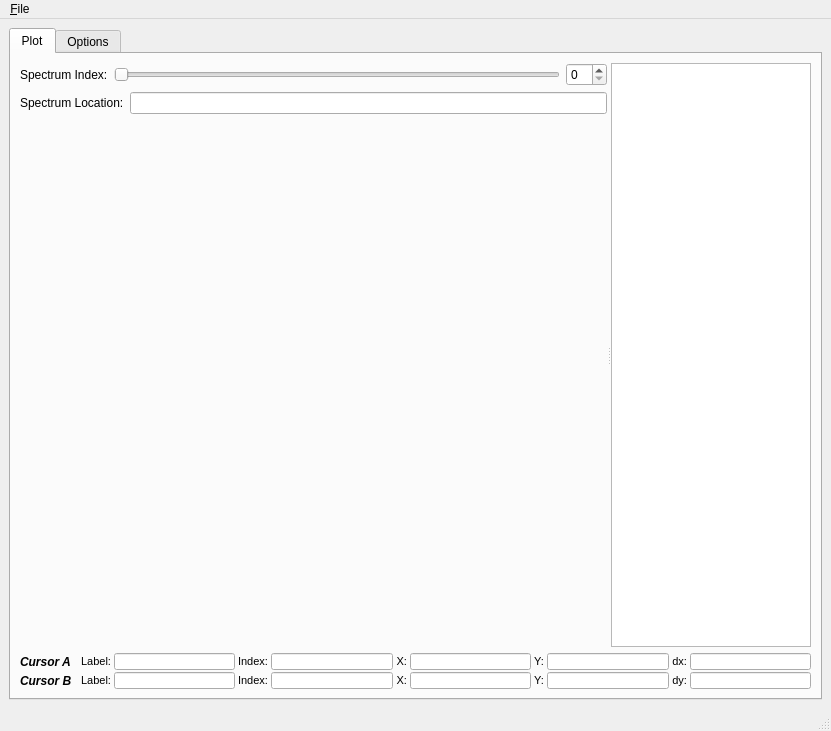
mfitzp/toolz, file SimpleView/main.ui: the form before one commit.
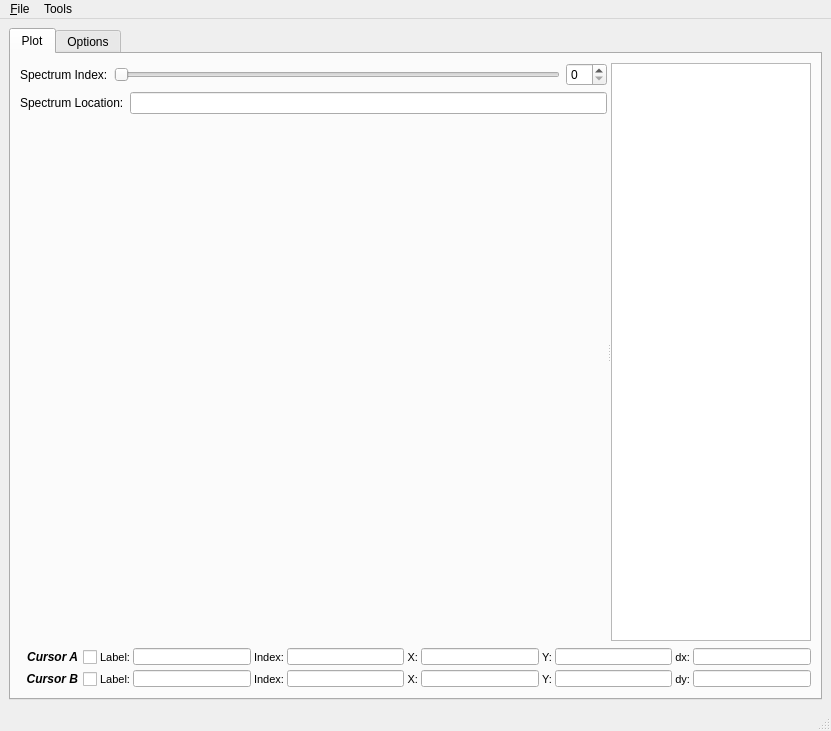
The form after the commit. Icons and pictures are not drawn. Custom widgets are drawn as their Qt base class.

Diff of the .ui file:
```diff
--- a/SimpleView/main.ui
+++ b/SimpleView/main.ui
@@ -99,7 +99,7 @@
           <property name="verticalSpacing" >
            <number>2</number>
           </property>
-          <item row="0" column="2" >
+          <item row="0" column="3" >
            <widget class="QLineEdit" name="cALabelLE" >
             <property name="maximumSize" >
              <size>
@@ -117,7 +117,7 @@
             </property>
            </widget>
           </item>
-          <item row="0" column="4" >
+          <item row="0" column="5" >
            <widget class="QLineEdit" name="cAIndexLE" >
             <property name="maximumSize" >
              <size>
@@ -138,7 +138,7 @@
             </property>
            </widget>
           </item>
-          <item row="0" column="6" >
+          <item row="0" column="7" >
            <widget class="QLineEdit" name="cA_XLE" >
             <property name="maximumSize" >
              <size>
@@ -156,7 +156,7 @@
             </property>
            </widget>
           </item>
-          <item row="0" column="8" >
+          <item row="0" column="9" >
            <widget class="QLineEdit" name="cA_YLE" >
             <property name="maximumSize" >
              <size>
@@ -174,7 +174,7 @@
             </property>
            </widget>
           </item>
-          <item row="1" column="2" >
+          <item row="1" column="3" >
            <widget class="QLineEdit" name="cBLabelLE" >
             <property name="maximumSize" >
              <size>
@@ -192,7 +192,7 @@
             </property>
            </widget>
           </item>
-          <item row="1" column="4" >
+          <item row="1" column="5" >
            <widget class="QLineEdit" name="cBIndexLE" >
             <property name="maximumSize" >
              <size>
@@ -210,7 +210,7 @@
             </property>
            </widget>
           </item>
-          <item row="1" column="6" >
+          <item row="1" column="7" >
            <widget class="QLineEdit" name="cB_XLE" >
             <property name="maximumSize" >
              <size>
@@ -228,7 +228,7 @@
             </property>
            </widget>
           </item>
-          <item row="1" column="8" >
+          <item row="1" column="9" >
            <widget class="QLineEdit" name="cB_YLE" >
             <property name="maximumSize" >
              <size>
@@ -246,7 +246,7 @@
             </property>
            </widget>
           </item>
-          <item row="0" column="1" >
+          <item row="0" column="2" >
            <widget class="QLabel" name="label_3" >
             <property name="font" >
              <font>
@@ -261,7 +261,7 @@
             </property>
            </widget>
           </item>
-          <item row="1" column="1" >
+          <item row="1" column="2" >
            <widget class="QLabel" name="label_4" >
             <property name="font" >
              <font>
@@ -276,7 +276,7 @@
             </property>
            </widget>
           </item>
-          <item row="0" column="3" >
+          <item row="0" column="4" >
            <widget class="QLabel" name="label_5" >
             <property name="font" >
              <font>
@@ -291,7 +291,7 @@
             </property>
            </widget>
           </item>
-          <item row="0" column="5" >
+          <item row="0" column="6" >
            <widget class="QLabel" name="label_6" >
             <property name="font" >
              <font>
@@ -306,7 +306,7 @@
             </property>
            </widget>
           </item>
-          <item row="0" column="7" >
+          <item row="0" column="8" >
            <widget class="QLabel" name="label_7" >
             <property name="font" >
              <font>
@@ -321,7 +321,7 @@
             </property>
            </widget>
           </item>
-          <item row="1" column="3" >
+          <item row="1" column="4" >
            <widget class="QLabel" name="label_8" >
             <property name="font" >
              <font>
@@ -336,7 +336,7 @@
             </property>
            </widget>
           </item>
-          <item row="1" column="5" >
+          <item row="1" column="6" >
            <widget class="QLabel" name="label_9" >
             <property name="font" >
              <font>
@@ -351,7 +351,7 @@
             </property>
            </widget>
           </item>
-          <item row="1" column="7" >
+          <item row="1" column="8" >
            <widget class="QLabel" name="label_10" >
             <property name="font" >
              <font>
@@ -366,7 +366,7 @@
             </property>
            </widget>
           </item>
-          <item row="0" column="9" >
+          <item row="0" column="10" >
            <widget class="QLabel" name="label_11" >
             <property name="font" >
              <font>
@@ -381,7 +381,7 @@
             </property>
            </widget>
           </item>
-          <item row="1" column="9" >
+          <item row="1" column="10" >
            <widget class="QLabel" name="label_12" >
             <property name="font" >
              <font>
@@ -396,7 +396,7 @@
             </property>
            </widget>
           </item>
-          <item row="0" column="10" >
+          <item row="0" column="11" >
            <widget class="QLineEdit" name="dxLE" >
             <property name="maximumSize" >
              <size>
@@ -414,7 +414,7 @@
             </property>
            </widget>
           </item>
-          <item row="1" column="10" >
+          <item row="1" column="11" >
            <widget class="QLineEdit" name="dyLE" >
             <property name="maximumSize" >
              <size>
@@ -433,30 +433,40 @@
            </widget>
           </item>
           <item row="0" column="0" >
-           <widget class="QLabel" name="label_13" >
+           <widget class="QCheckBox" name="cursACB" >
             <property name="font" >
              <font>
+              <family>Arial</family>
+              <pointsize>9</pointsize>
               <weight>75</weight>
               <italic>true</italic>
               <bold>true</bold>
              </font>
             </property>
+            <property name="layoutDirection" >
+             <enum>Qt::RightToLeft</enum>
+            </property>
             <property name="text" >
-             <string>Cursor A  </string>
+             <string>Cursor A</string>
             </property>
            </widget>
           </item>
           <item row="1" column="0" >
-           <widget class="QLabel" name="label_14" >
+           <widget class="QCheckBox" name="cursBCB" >
             <property name="font" >
              <font>
+              <family>Arial</family>
+              <pointsize>9</pointsize>
               <weight>75</weight>
               <italic>true</italic>
               <bold>true</bold>
              </font>
             </property>
+            <property name="layoutDirection" >
+             <enum>Qt::RightToLeft</enum>
+            </property>
             <property name="text" >
-             <string>Cursor B  </string>
+             <string>Cursor B</string>
             </property>
            </widget>
           </item>
@@ -541,7 +551,20 @@
     </property>
     <addaction name="action_Open" />
    </widget>
+   <widget class="QMenu" name="menuTools" >
+    <property name="title" >
+     <string>Tools</string>
+    </property>
+    <addaction name="actionCursor_A" />
+    <addaction name="actionCursor_B" />
+    <addaction name="actionClear_Cursors" />
+    <addaction name="separator" />
+    <addaction name="actionLabel_Peak" />
+    <addaction name="separator" />
+    <addaction name="actionCopy_to_Clipboard" />
+   </widget>
    <addaction name="menu_File" />
+   <addaction name="menuTools" />
   </widget>
   <widget class="QStatusBar" name="statusbar" />
   <action name="action_Open" >
```
Left out of the diff: 58 changed lines with no effect on the pictures.
